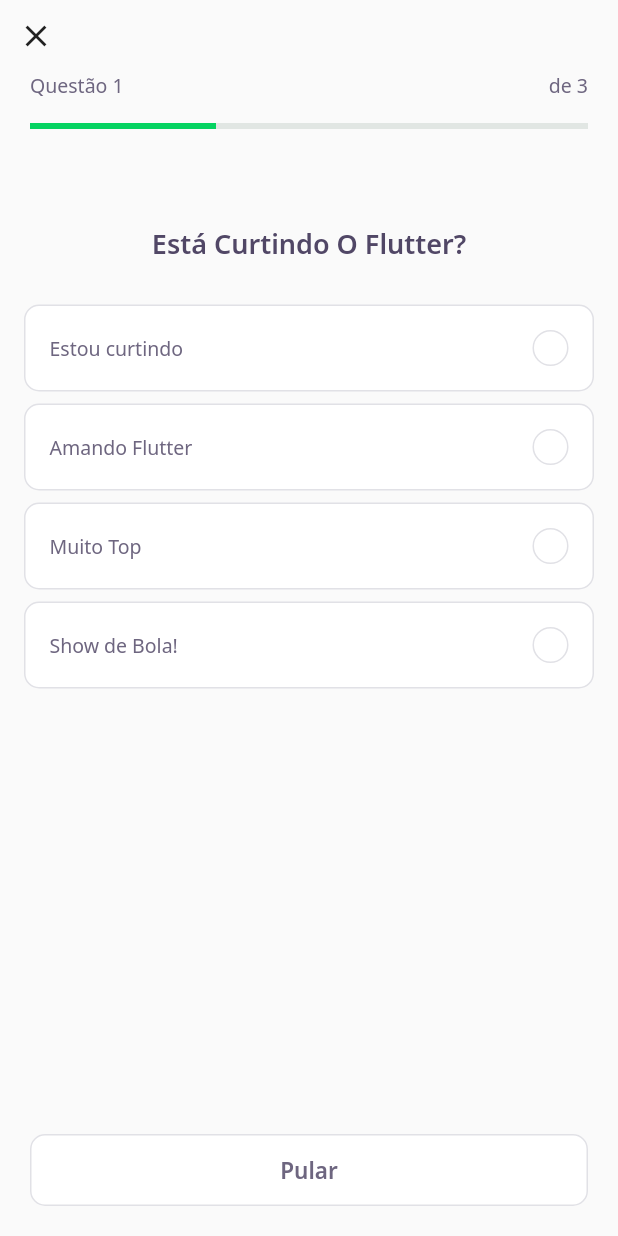
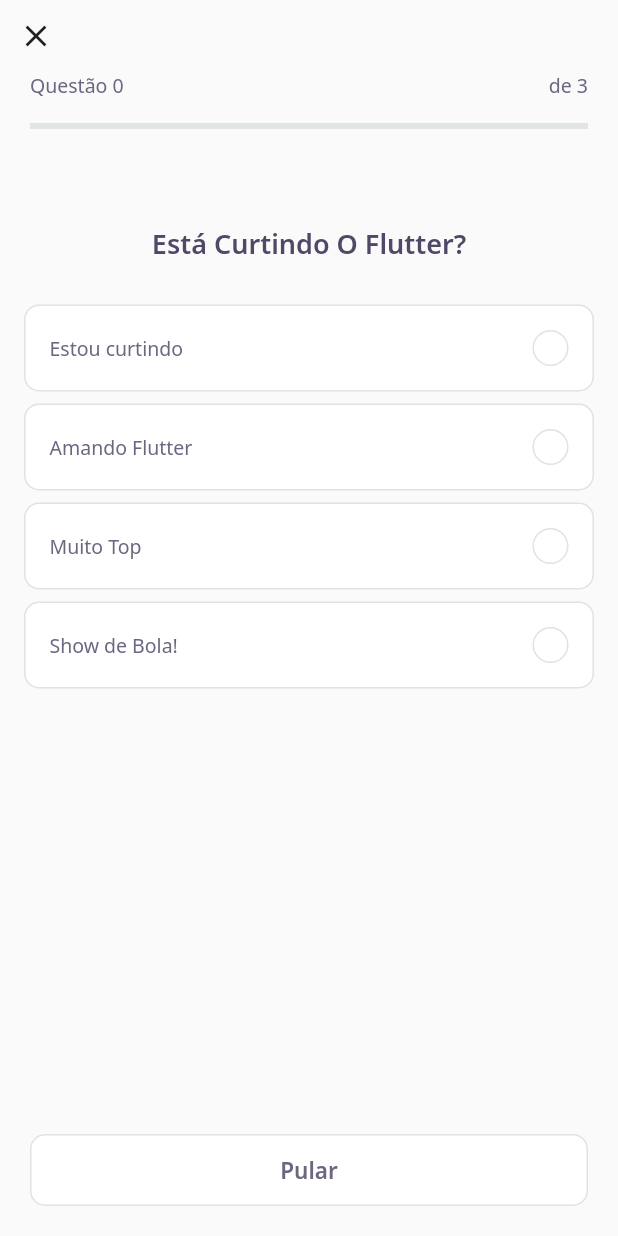
Before and after one commit to CakonChan/rocketnlw, a Flutter app: the screen it shows after launch, after a tap on "NLW 5 Flutter", on a phone screen of 412 x 824 dp. Run offline on Flutter 3.47's test engine with Material 2 defaults, Android fonts, the phone set to English and light mode, and no system bars; our stand-ins replace google_fonts, share_plus; accounts and stored records are empty; network calls fail.

Commit message:
este arquivo foi alterado para reconhecer todas questões. cometi um erro e corrigi.

```diff
--- a/lib/challenge/challenge_controller.dart
+++ b/lib/challenge/challenge_controller.dart
@@ -5,7 +5,7 @@ import 'package:flutter/foundation.dart';
 
 
 class ChallengeController{
-  final currentPageNotifier = ValueNotifier<int>(1);
+  final currentPageNotifier = ValueNotifier<int>(0);
   int get currentPage => currentPageNotifier.value;
   set currentPage(int value) => currentPageNotifier.value = value;
   int qtdAnwserRight = 0;
--- a/lib/challenge/widgets/quiz/quiz_widget.dart
+++ b/lib/challenge/widgets/quiz/quiz_widget.dart
@@ -44,7 +44,7 @@ class _QuizWidgetState extends State<QuizWidget> {
                 indexSelected = i;
 
                 setState(() {});
-                Future.delayed(Duration(seconds: 5))
+                Future.delayed(Duration(seconds: 2))
                     .then((_) => widget.onSelected(value));
               },
             ),
--- a/lib/result/result_page.dart
+++ b/lib/result/result_page.dart
@@ -69,7 +69,8 @@ class ResultPage extends StatelessWidget {
                         child: NextButtonWidget.purple(
                           label: 'Compartilhar',
                           onTap: () {
-                            Share.share('check out my website');
+                            Share.share(
+                                'DevQuiz NLW 5 - Flutter: Resultado do Quiz: $title\nObtive: ${result / lenght}% aproveitamento!');
                           },
                         ),
                       ),
```
